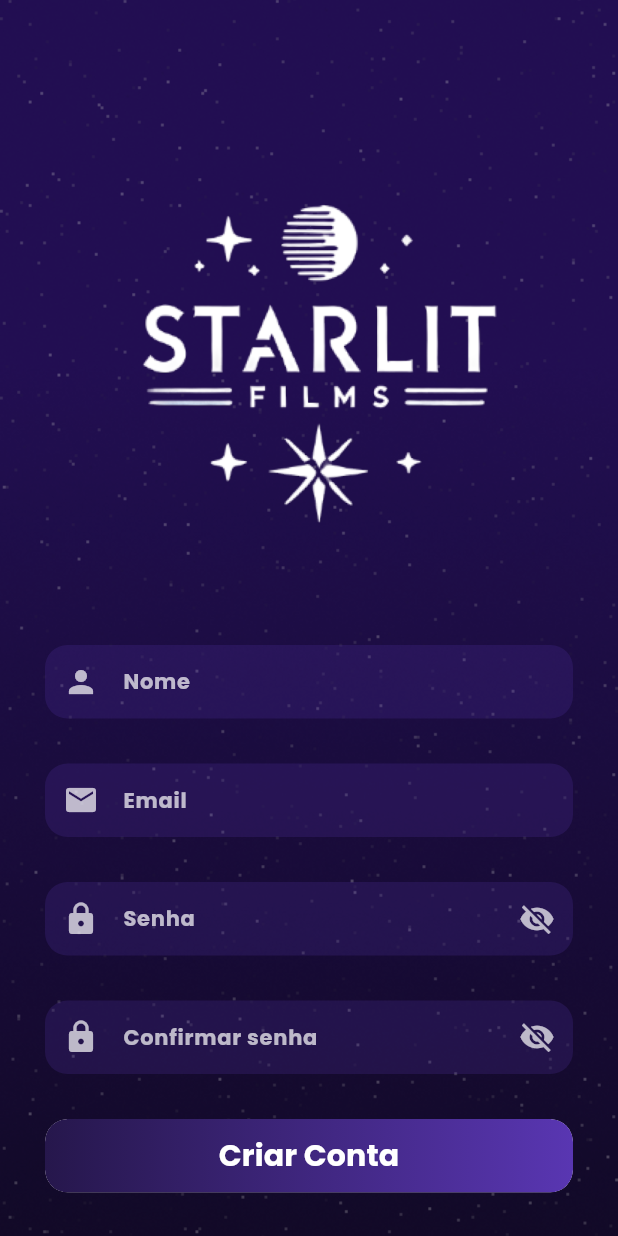
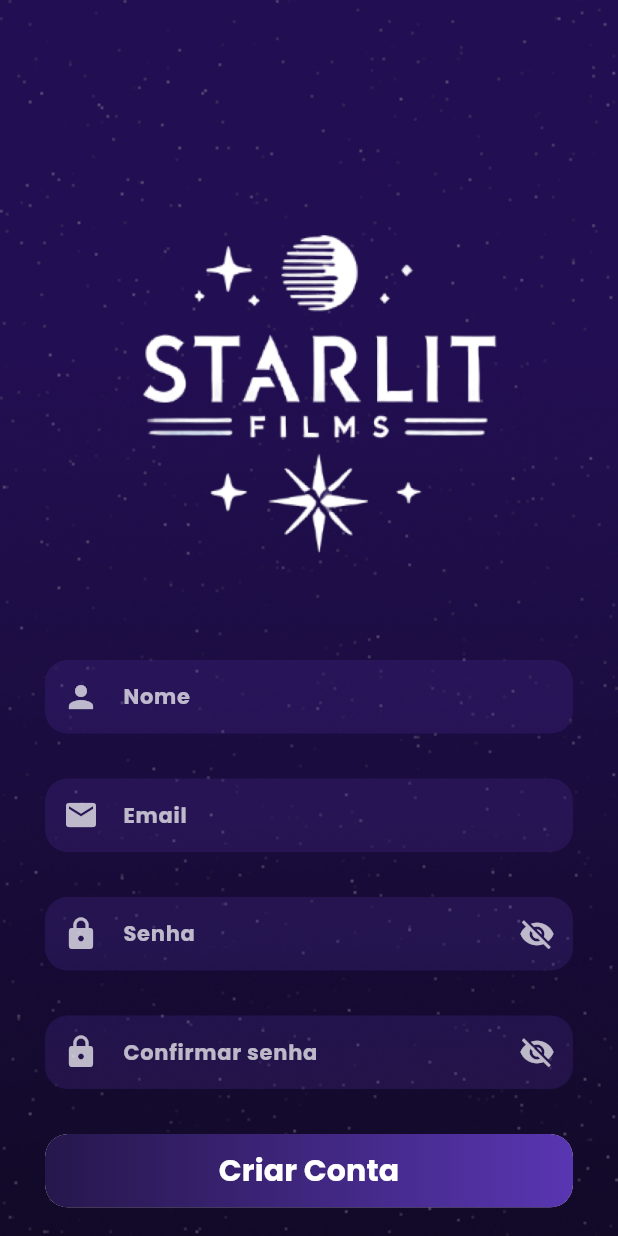
Before and after one commit to ThiNs7/Starlit-App, a Flutter app: the screen it shows after launch, after a tap on "Criar Conta", on a phone screen of 412 x 824 dp. Run offline on Flutter 3.47's test engine with Material 3 defaults, Android fonts, the phone set to English and light mode, and no system bars; our stand-ins replace another_flutter_splash_screen, flutter_rating_bar, get, google_fonts, shared_preferences.

Commit message:
fix: Login/register positions.

```diff
--- a/lib/screens/entrar.dart
+++ b/lib/screens/entrar.dart
@@ -108,7 +108,7 @@ class _EntrarState extends State<Entrar> with SingleTickerProviderStateMixin {
                               height: 50,
                               width: 50,
                             ),
-                            const SizedBox(height: 20),
+                             const SizedBox(height: 30), // Espaço entre logo pequena e o texto
                           const Text(
                             "Descubra o mundo do cinema: compartilhe suas opiniões e encontre novos filmes para amar!",
                             textAlign: TextAlign.center,
@@ -119,7 +119,7 @@ class _EntrarState extends State<Entrar> with SingleTickerProviderStateMixin {
                               fontWeight: FontWeight.w400,
                             ),
                           ),
-                            const SizedBox(height: 20),
+                          const SizedBox(height: 20), // Espaço entre o texto e o botão
                             ElevatedButton(
                               onPressed: () {
                                 Navigator.of(context).push(
@@ -188,7 +188,7 @@ class _EntrarState extends State<Entrar> with SingleTickerProviderStateMixin {
                                   fontFamily: 'Poppins',
                                   color: Color(0XFF7E56E4),
                                   fontSize: 16,
-                                  fontWeight: FontWeight.w600,
+                                  fontWeight: FontWeight.bold,
                                 ),
                               ),
                             ),
--- a/lib/screens/register.dart
+++ b/lib/screens/register.dart
@@ -43,17 +43,15 @@ class _CadastroState extends State<Cadastro> {
                 minHeight: MediaQuery.of(context).size.height,
               ),
               child: Column(
-                mainAxisAlignment: MainAxisAlignment.center,
-                children: [
-                  const SizedBox(height: 80),
-                  Center(
-                    child: Image.asset(
+                mainAxisAlignment: MainAxisAlignment.start,
+                  children: [
+                    const SizedBox(height: 100),
+                    Image.asset(
                       'assets/logoCompleta.png',
                       width: 330,
                       height: 330,
                     ),
-                  ),
-                  const SizedBox(height: 20),
+                    const SizedBox(height: 10),
                   Padding(
                     padding: const EdgeInsets.symmetric(horizontal: 30),
                     child: Column(
```
Lines whose indentation alone changed are shown as unchanged.
